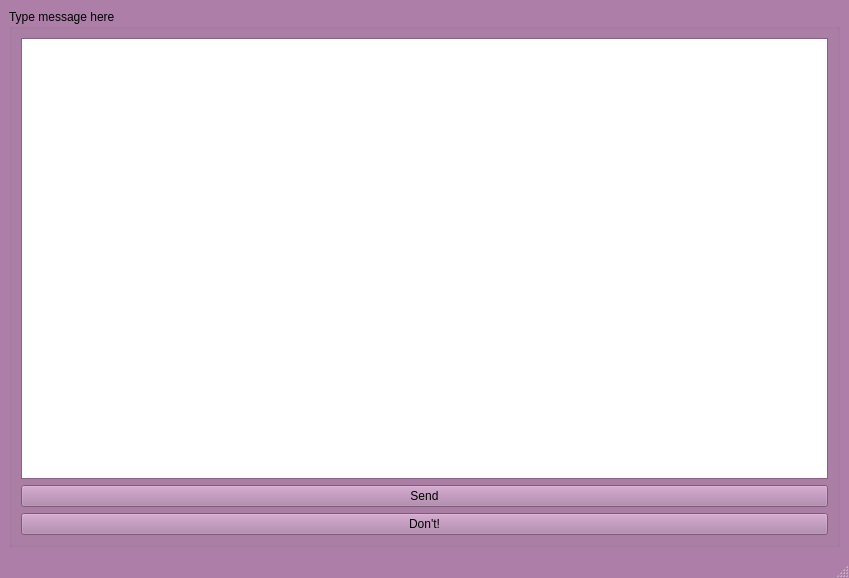
Before: the Qt Designer form chatik_window.ui in marimba25/my_chatik, drawn with Qt 5.
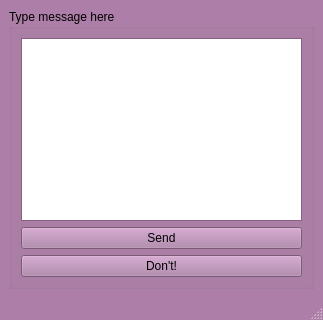
After: the same form once the commit is applied.

```diff
--- a/chatik_window.ui
+++ b/chatik_window.ui
@@ -6,10 +6,28 @@
    <rect>
     <x>0</x>
     <y>0</y>
-    <width>849</width>
-    <height>578</height>
+    <width>323</width>
+    <height>320</height>
    </rect>
   </property>
+  <property name="minimumSize">
+   <size>
+    <width>320</width>
+    <height>320</height>
+   </size>
+  </property>
+  <property name="maximumSize">
+   <size>
+    <width>780</width>
+    <height>540</height>
+   </size>
+  </property>
+  <property name="baseSize">
+   <size>
+    <width>618</width>
+    <height>445</height>
+   </size>
+  </property>
   <property name="palette">
    <palette>
     <active>
@@ -437,7 +455,11 @@
       </property>
       <layout class="QVBoxLayout" name="verticalLayout">
        <item>
-        <widget class="QTextEdit" name="textEdit"/>
+        <widget class="QTextEdit" name="textEdit">
+         <property name="readOnly">
+          <bool>false</bool>
+         </property>
+        </widget>
        </item>
        <item>
         <widget class="QPushButton" name="Send">
```
Left out of the diff: 2 changed lines with no effect on the pictures.
